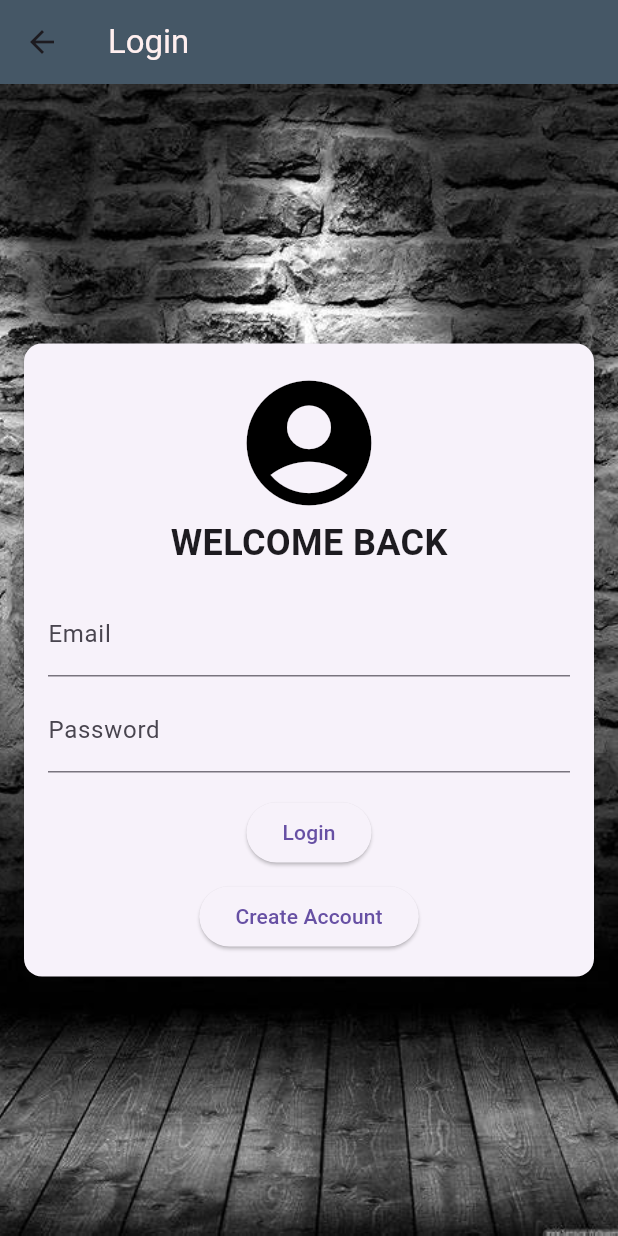
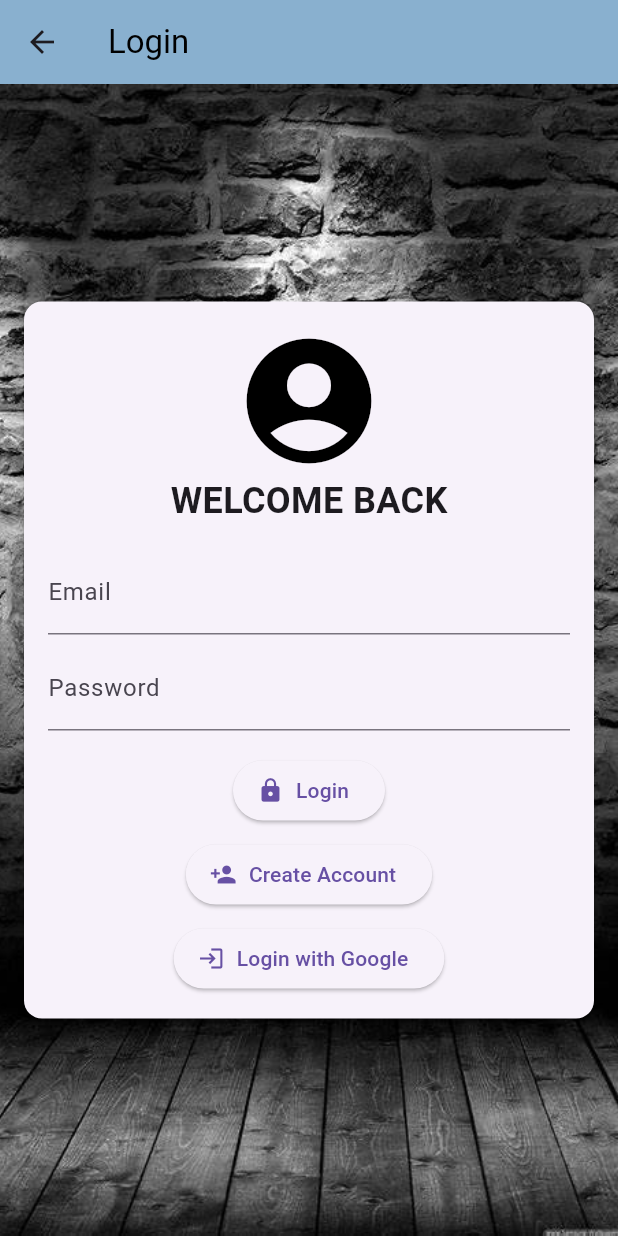
Before and after one commit to hrd-24/firebase, a Flutter app: the screen it shows after launch, on a phone screen of 412 x 824 dp. Run offline on Flutter 3.47's test engine with Material 3 defaults, Android fonts, the phone set to English and light mode, and no system bars; our stand-ins replace firebase_auth, firebase_core, fluttertoast, google_sign_in; accounts and stored records are empty.

Commit message:
sinkron google

```diff
--- a/lib/main.dart
+++ b/lib/main.dart
@@ -2,10 +2,10 @@ import 'package:flutter/material.dart';
 import 'package:flutter/services.dart';
 import 'package:firebase_core/firebase_core.dart';
 import 'package:firebase_auth/firebase_auth.dart';
+import 'package:google_sign_in/google_sign_in.dart';
 import 'package:testing/create/create_login.dart';
 import 'package:testing/home/home.dart';
-import 'package:testing/reusable/toast.dart';
-
+import 'package:testing/reusable/function.dart';
 
 void main() async {
   WidgetsFlutterBinding.ensureInitialized();
@@ -39,9 +39,7 @@ class _LoginScreenState extends State<LoginScreen> {
   final TextEditingController _passwordController = TextEditingController();
   final FirebaseAuth _auth = FirebaseAuth.instance;
 
-
-
-  // Fungsi untuk login dengan validasi error FirebaseAuth
+  // Fungsi login biasa dengan Firebase Authentication
   void _login() async {
     try {
       UserCredential userCredential = await _auth.signInWithEmailAndPassword(
@@ -49,20 +47,21 @@ class _LoginScreenState extends State<LoginScreen> {
         password: _passwordController.text.trim(),
       );
 
-      // Jika login berhasil
       showToast("Login berhasil!");
-
       Navigator.pushReplacement(
         context,
         MaterialPageRoute(builder: (context) => HomeScreen()),
       );
     } on FirebaseAuthException catch (e) {
-      print("FirebaseAuth Error: ${e.code}"); // Debugging
+      print("FirebaseAuth Error: ${e.code}");
 
       String errorMessage = "Login gagal. Silakan isi dengan benar.";
 
       if (e.code == 'user-not-found') {
-        errorMessage = "Akun tidak ditemukan. Silakan daftar.";
+        // Jika user tidak ditemukan, arahkan ke login Google
+        showToast("Akun tidak ditemukan. Silakan login dengan Google.");
+        _loginWithGoogle();
+        return;
       } else if (e.code == 'wrong-password') {
         errorMessage = "Sandi salah. Coba lagi.";
       } else if (e.code == 'invalid-email') {
@@ -73,7 +72,39 @@ class _LoginScreenState extends State<LoginScreen> {
         errorMessage = "Terlalu banyak percobaan login. Coba lagi nanti.";
       }
 
-      _showToast(errorMessage);
+      showToast(errorMessage);
+    }
+  }
+
+  // Fungsi login dengan Google
+  Future<void> _loginWithGoogle() async {
+    try {
+      final GoogleSignInAccount? googleUser = await GoogleSignIn().signIn();
+      if (googleUser == null) {
+        showToast("Login dengan Google dibatalkan.");
+        return;
+      }
+
+      final GoogleSignInAuthentication googleAuth =
+          await googleUser.authentication;
+
+      final OAuthCredential credential = GoogleAuthProvider.credential(
+        accessToken: googleAuth.accessToken,
+        idToken: googleAuth.idToken,
+      );
+
+      UserCredential userCredential = await _auth.signInWithCredential(
+        credential,
+      );
+
+      showToast("Login Google berhasil!");
+      Navigator.pushReplacement(
+        context,
+        MaterialPageRoute(builder: (context) => HomeScreen()),
+      );
+    } catch (e) {
+      showToast("Login Google gagal: ${e.toString()}");
+      print("Google Sign-In Error: $e");
     }
   }
 
@@ -98,7 +129,9 @@ class _LoginScreenState extends State<LoginScreen> {
               builder: (BuildContext context) {
                 return AlertDialog(
                   title: Text("Konfirmasi"),
-                  content: Text("Apakah Anda yakin ingin keluar dari aplikasi?"),
+                  content: Text(
+                    "Apakah Anda yakin ingin keluar dari aplikasi?",
+                  ),
                   actions: [
                     TextButton(
                       child: Text("Cancel"),
@@ -114,16 +147,16 @@ class _LoginScreenState extends State<LoginScreen> {
             );
           },
         ),
-        title: Text("Login", style: TextStyle(color: const Color.fromARGB(255, 255, 239, 239))),
-        backgroundColor: const Color.fromARGB(255, 69, 87, 102),
+        title: Text(
+          "Login",
+          style: TextStyle(color: textBar()),
+        ),
+       backgroundColor: appBarBG(),
       ),
       body: Stack(
         children: [
           Positioned.fill(
-            child: Image.asset(
-              'assets/images/bg_dark.jpg',
-              fit: BoxFit.cover,
-            ),
+            child: Image.asset('assets/images/bg_dark.jpg', fit: BoxFit.cover),
           ),
           Center(
             child: Card(
@@ -153,14 +186,22 @@ class _LoginScreenState extends State<LoginScreen> {
                       obscureText: true,
                     ),
                     SizedBox(height: 16),
-                    ElevatedButton(
+                    ElevatedButton.icon(
                       onPressed: _login,
-                      child: Text("Login"),
+                      icon: Icon(Icons.lock),
+                      label: Text("Login"),
                     ),
                     SizedBox(height: 8),
-                    ElevatedButton(
+                    ElevatedButton.icon(
                       onPressed: _navigateToCreateAccount,
-                      child: Text("Create Account"),
+                      icon: Icon(Icons.person_add),
+                      label: Text("Create Account"),
+                    ),
+                    SizedBox(height: 8),
+                    ElevatedButton.icon(
+                      onPressed: _loginWithGoogle,
+                      icon: Icon(Icons.login),
+                      label: Text("Login with Google"),
                     ),
                   ],
                 ),
--- a/lib/reusable/toast.dart
+++ b/lib/reusable/function.dart
@@ -12,3 +12,11 @@ void showToast(String message) {
       fontSize: 14.0,
     );
   }
+
+Color appBarBG() {
+  return const Color.fromARGB(255, 137, 176, 207);
+}
+
+Color textBar() {
+  return  Colors.black;
+}
--- a/pubspec.yaml
+++ b/pubspec.yaml
@@ -37,6 +37,8 @@ dependencies:
   firebase_core: ^3.12.1
   firebase_auth: ^5.5.1
   fluttertoast: ^8.2.4
+  google_sign_in: ^6.1.5
+  cloud_firestore: ^5.6.5
 
 
 dev_dependencies:
```
Also changed, not shown: lib/home/home.dart (+54 -4 lines), pubspec.lock, 5 other files.
